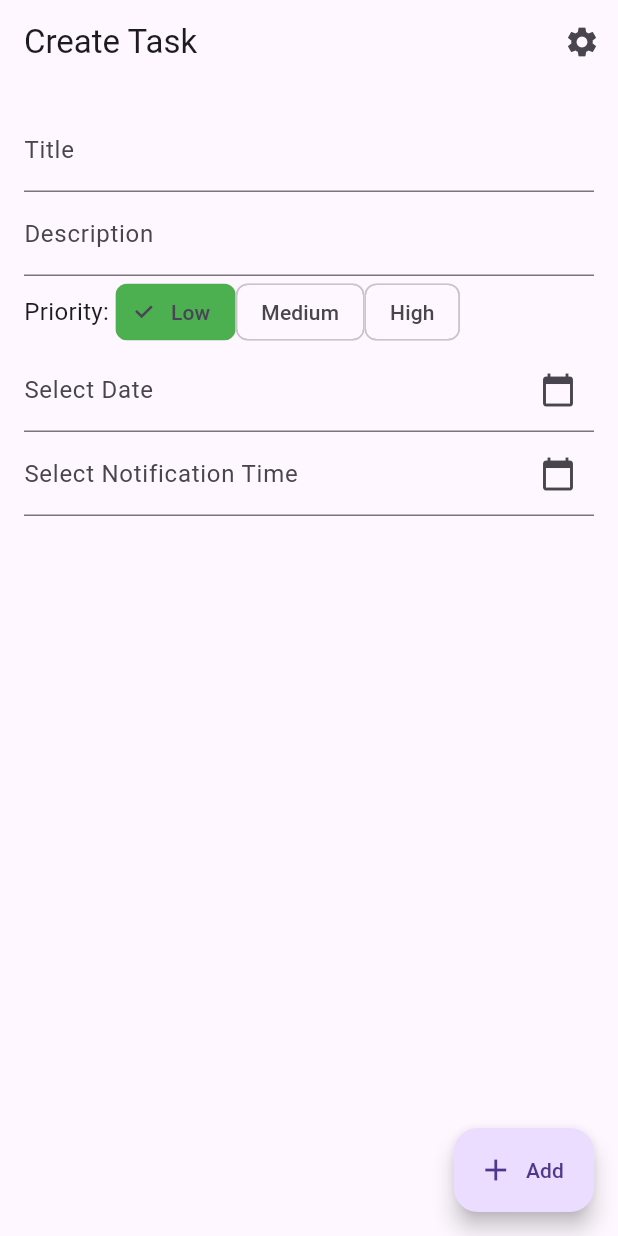
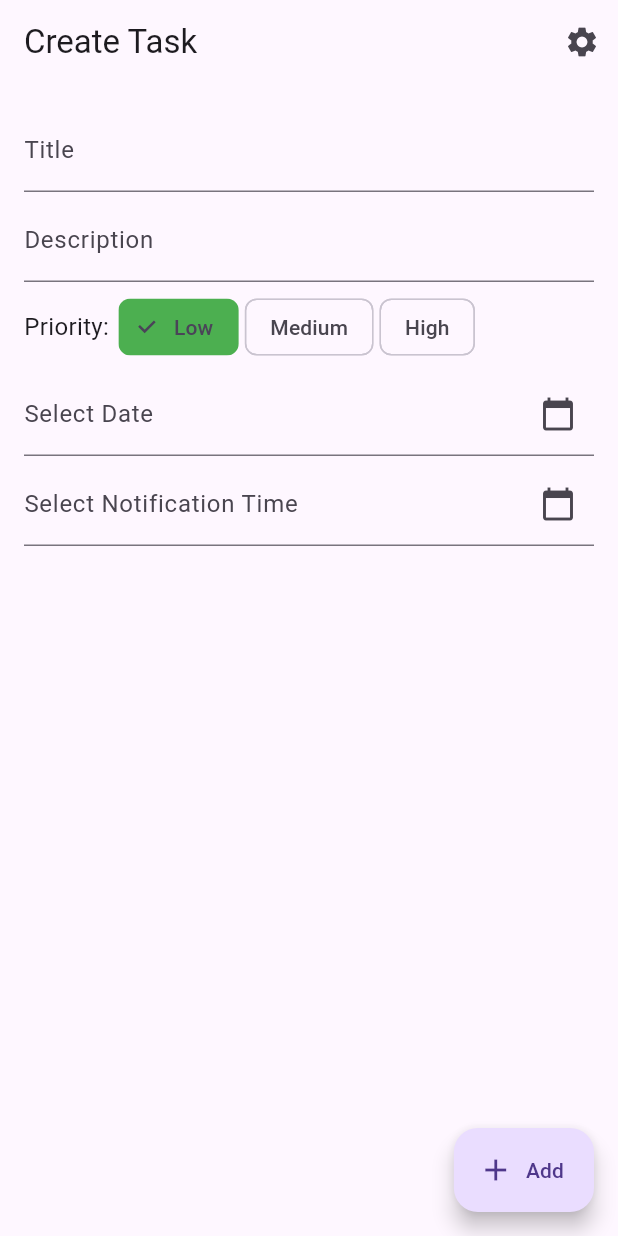
Before and after one commit to LifeBalance2023/App, a Flutter app: the screen it shows after launch, on a phone screen of 412 x 824 dp. Run offline on Flutter 3.47's test engine with Material 3 defaults, Android fonts, the light colour scheme and no system bars; our stand-ins replace dio, equatable, firebase_auth, firebase_core, flutter_bloc, flutter_dotenv and 5 more; accounts and stored records are empty.

Commit message:
Added small padding

```diff
--- a/frontend/lib/screens/task_creator/task_creator_screen.dart
+++ b/frontend/lib/screens/task_creator/task_creator_screen.dart
@@ -90,25 +90,36 @@ class TaskCreatorScreen extends StatelessWidget {
         padding: const EdgeInsets.all(16.0),
         child: Column(
           children: <Widget>[
-            TextField(
+            Padding(
+              padding: const EdgeInsets.only(bottom: 2.0),
+              child: TextField(
                 controller: titleTextController,
                 decoration: const InputDecoration(labelText: 'Title'),
                 onChanged: (value) {
                   taskCreatorBloc.add(TaskCreatorTitleChanged(value));
                 },
               ),
-            TextField(
+            ),
+            Padding(
+              padding: const EdgeInsets.symmetric(vertical: 2.0),
+              child: TextField(
                 controller: descriptionTextController,
                 decoration: const InputDecoration(labelText: 'Description'),
                 onChanged: (value) {
                   taskCreatorBloc.add(TaskCreatorDescriptionChanged(value));
                 },
               ),
-            Row(children: [
+            ),
+            Padding(
+              padding: const EdgeInsets.symmetric(vertical: 2.0),
+              child: Row(children: [
                 const Text("Priority: ", style: TextStyle(fontSize: 16)),
                 ...state.priorityChips.map((priorityChips) => _buildPriorityChip(context, priorityChips)).toList(),
               ]),
-            _buildDateSelector(
+            ),
+            Padding(
+              padding: const EdgeInsets.symmetric(vertical: 2.0),
+              child: _buildDateSelector(
                   context: context,
                   label: 'Select Date',
                   dateTextController: dateTextController,
@@ -116,7 +127,10 @@ class TaskCreatorScreen extends StatelessWidget {
                   onDateChanged: (date) {
                     taskCreatorBloc.add(TaskCreatorDateChanged(date));
                   }),
-            _buildDateSelector(
+            ),
+            Padding(
+              padding: const EdgeInsets.only(top: 2.0),
+              child: _buildDateSelector(
                   context: context,
                   label: 'Select Notification Time',
                   dateTextController: notificationTimeTextController,
@@ -124,19 +138,23 @@ class TaskCreatorScreen extends StatelessWidget {
                   onDateChanged: (date) {
                     taskCreatorBloc.add(TaskCreatorNotificationTimeChanged(date));
                   }),
+            ),
           ],
         ),
       );
     }
   }
 
-  Widget _buildPriorityChip(BuildContext context, PriorityChips priorityChips) => ChoiceChip(
+  Widget _buildPriorityChip(BuildContext context, PriorityChips priorityChips) => Padding(
+        padding: const EdgeInsets.all(2.0),
+        child: ChoiceChip(
           label: Text(priorityChips.label),
           selected: priorityChips.isSelected,
           onSelected: (bool selected) {
             BlocProvider.of<TaskCreatorBloc>(context).add(TaskCreatorPriorityChanged(priorityChips.priority));
           },
           selectedColor: priorityChips.color,
+        ),
       );
 
   Widget _buildDateSelector({
```
Lines whose indentation alone changed are shown as unchanged.
